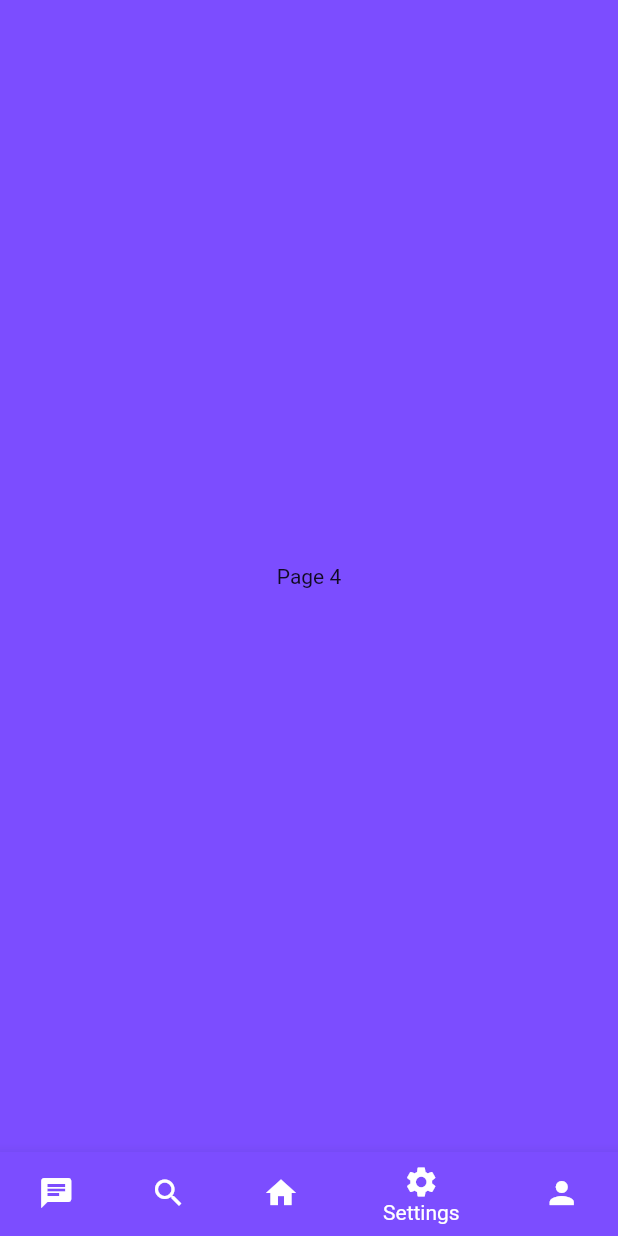
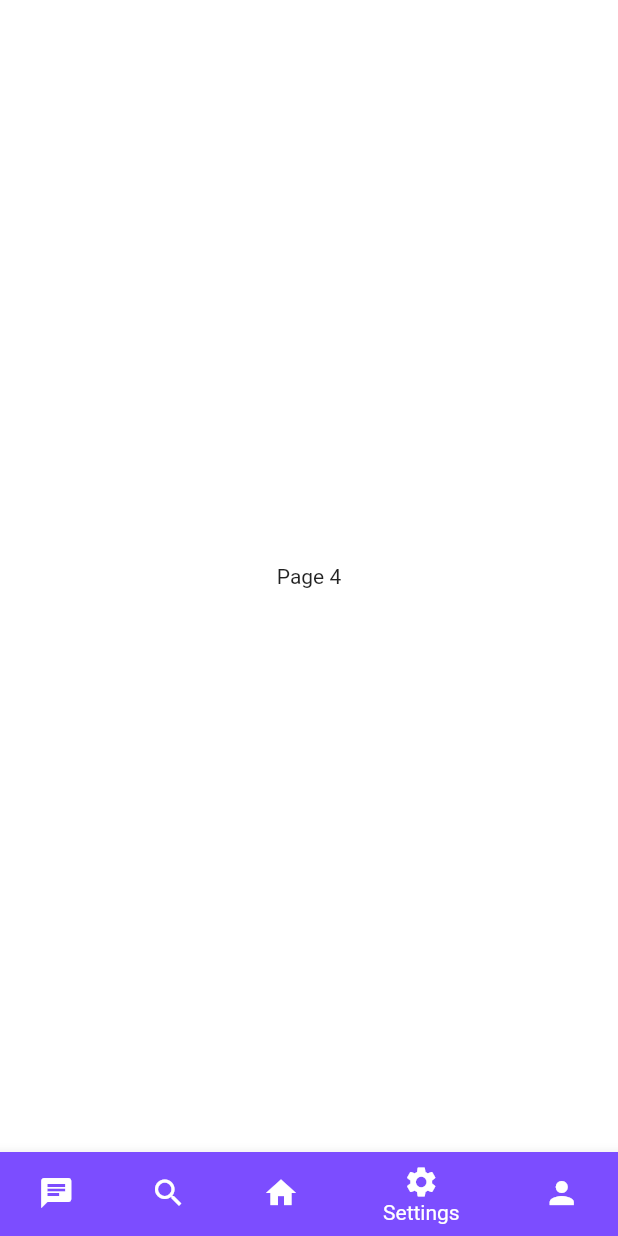
Before and after one commit to AdrianGroh306/challange_me, a Flutter app: the screen it shows after launch, item 4 of the bottom bar chosen, on a phone screen of 412 x 824 dp. Run offline on Flutter 3.47's test engine with Material 2 defaults, Android fonts, the phone set to English and light mode, and no system bars.

```diff
--- a/lib/homepage.dart
+++ b/lib/homepage.dart
@@ -16,7 +16,7 @@ class HomePageState extends State<HomePage> {
   @override
   Widget build(BuildContext context) {
     return Scaffold(
-      backgroundColor: Colors.deepPurpleAccent,
+      backgroundColor: Colors.white10,
       body: _pageOptions[_selectedPageIndex],
       bottomNavigationBar: BottomNavigationBar(
         backgroundColor: Colors.deepPurple,
```
